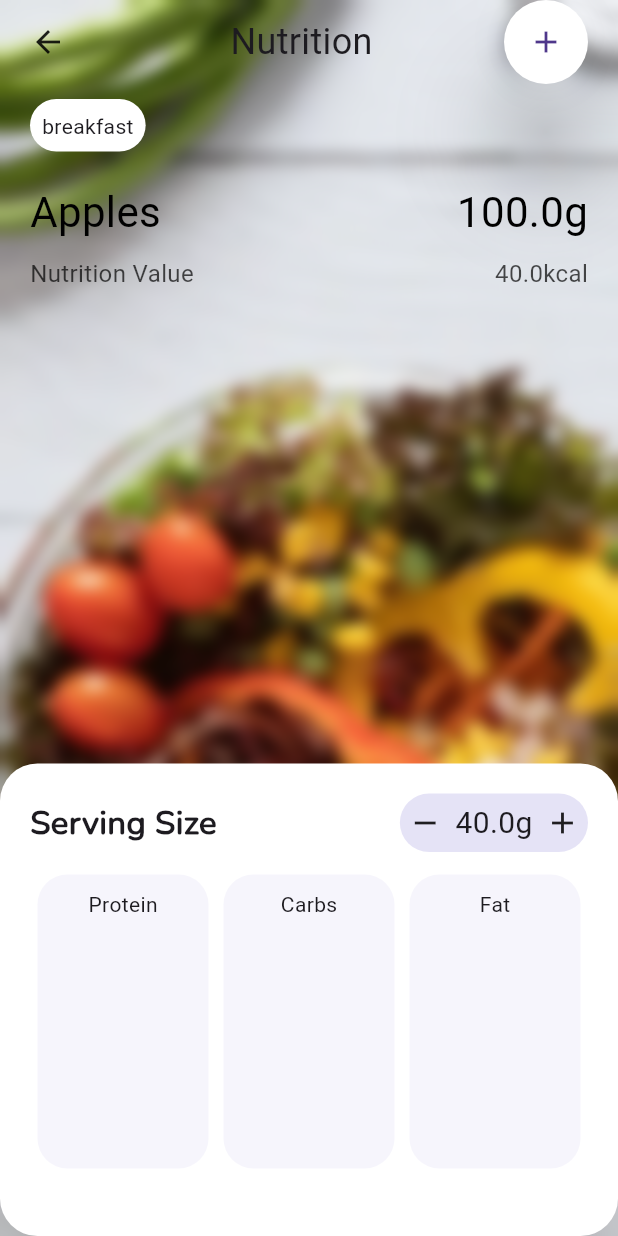
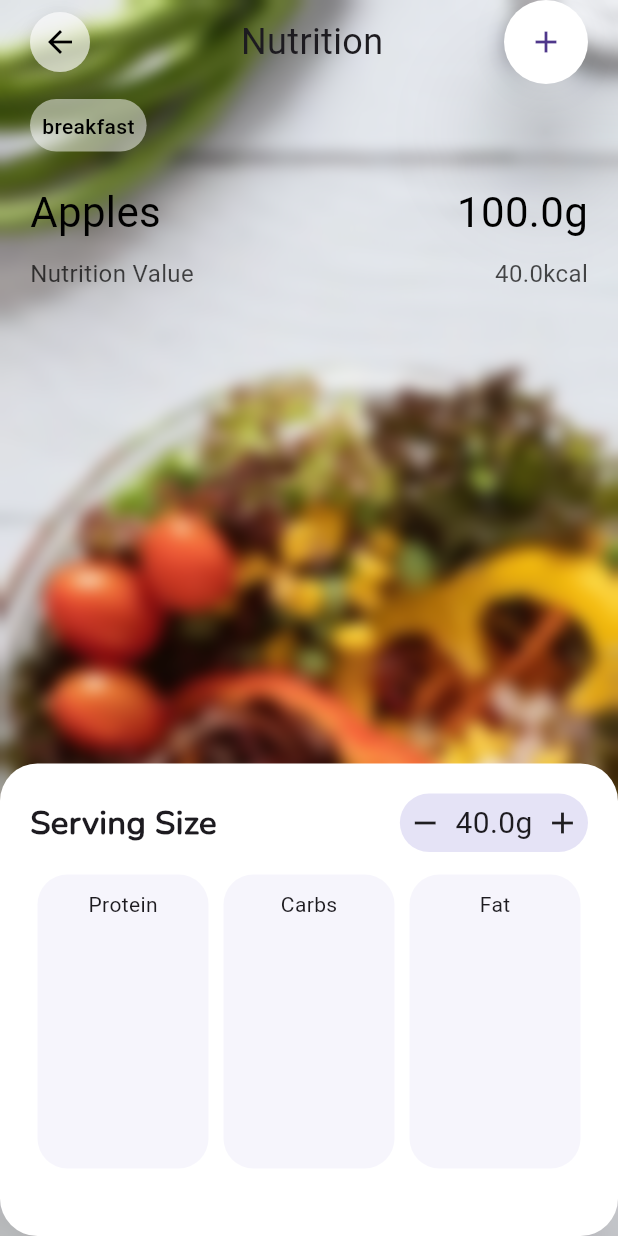
Before and after one commit to avalachaitanya2004/fitpal, a Flutter app: the screen it shows after launch, on a phone screen of 412 x 824 dp. Run offline on Flutter 3.47's test engine with Material 3 defaults, Android fonts, the phone set to English and light mode, and no system bars; our stand-ins replace camera, custom_sliding_segmented_control, date_picker_timeline, email_validator, firebase_auth, firebase_core and 4 more; missing offline and left inert: dart:ffi, infinite_listview; accounts and stored records are empty.

Commit message:
changed arrow colors

```diff
--- a/lib/pages/preview_food.dart
+++ b/lib/pages/preview_food.dart
@@ -85,8 +85,21 @@ class _PreviewFoodState extends State<PreviewFood>
                       Padding(
                         padding: const EdgeInsets.symmetric(horizontal: 20.0),
                         child: Row(
+                          crossAxisAlignment: CrossAxisAlignment.center,
                           children: [
-                            Icon(Icons.arrow_back),
+                            Material(
+                              elevation: 10,
+                              shape: CircleBorder(),
+                              color: Colors.white.withOpacity(0.4),
+                              child: CircleAvatar(
+                                  // elevation:10
+                                  backgroundColor:
+                                      Colors.white.withOpacity(0.4),
+                                  child: Icon(
+                                    Icons.arrow_back,
+                                    color: Colors.black,
+                                  )),
+                            ),
                             Spacer(
                               flex: 5,
                             ),
@@ -116,14 +129,19 @@ class _PreviewFoodState extends State<PreviewFood>
                           child: Container(
                               height: 35,
                               decoration: BoxDecoration(
-                                color: Colors.white,
+                                color: Colors.white.withOpacity(0.5),
                                 borderRadius: BorderRadius.circular(20),
                               ),
                               // alignment: Alignment.topLeft,
 
                               child: Padding(
                                 padding: const EdgeInsets.all(8.0),
-                                child: Text('${food.title}'),
+                                child: Text(
+                                  '${food.title}',
+                                  style: TextStyle(
+                                      color: Colors.black,
+                                      fontWeight: FontWeight.w500),
+                                ),
                               )),
                         ),
                       ),
```
